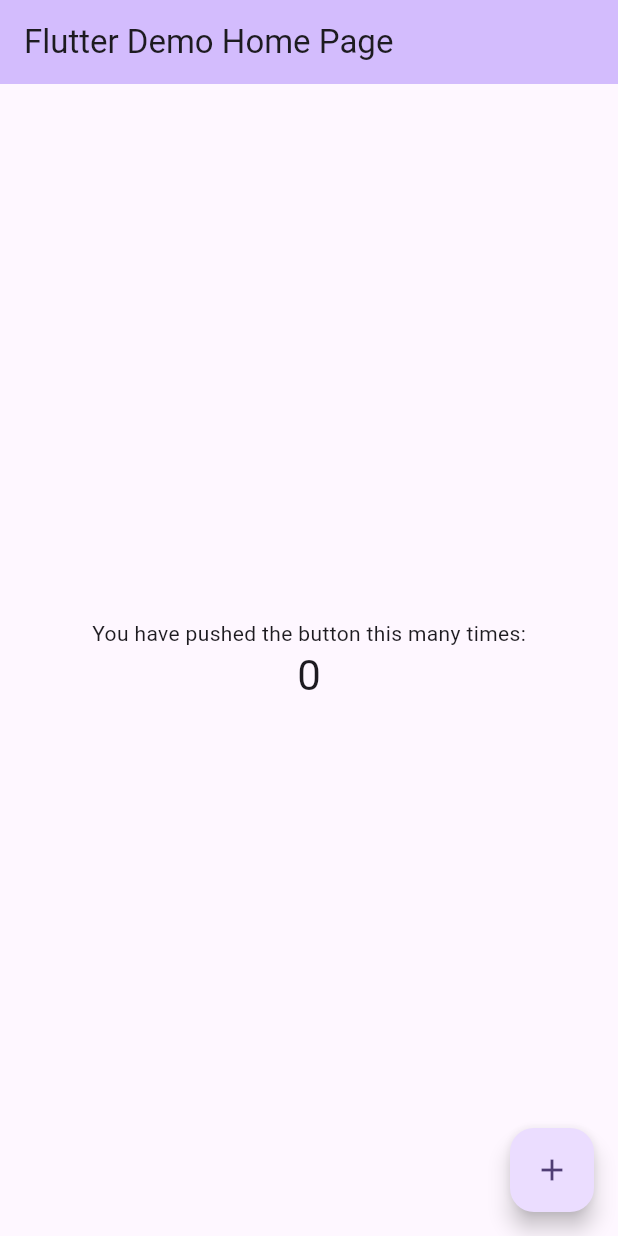
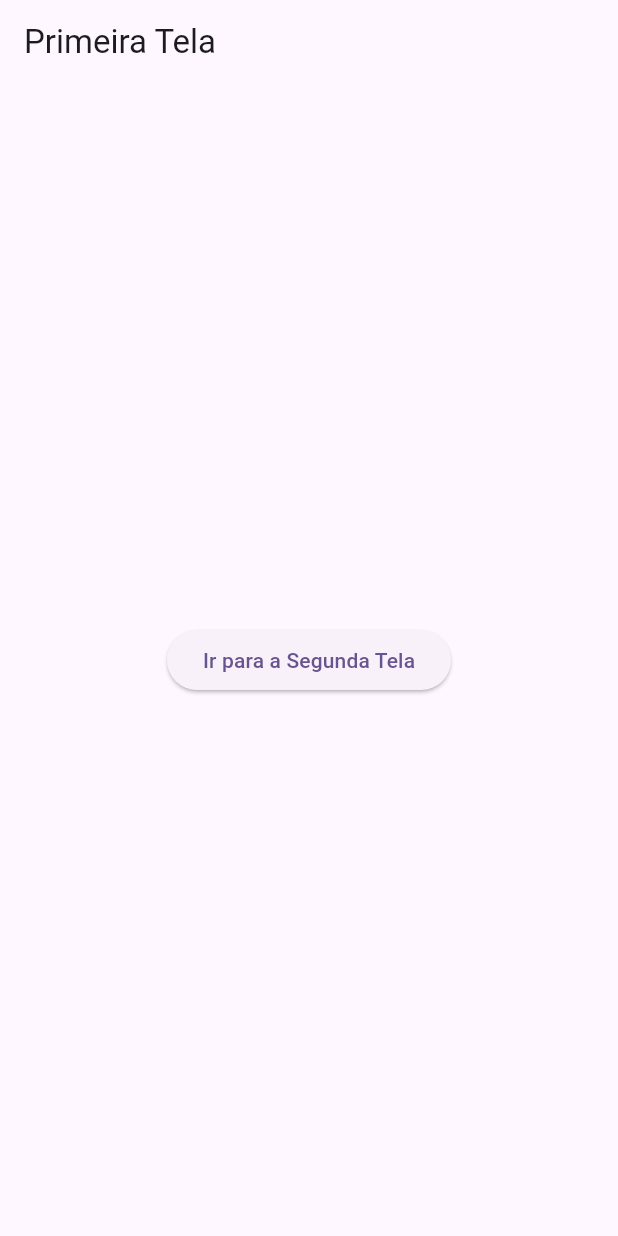
Before and after one commit to Erysilva98/WorkSpace_Flutter, a Flutter app: the screen it shows after launch, on a phone screen of 412 x 824 dp. Run offline on Flutter 3.47's test engine with Material 3 defaults, Android fonts, the phone set to English and light mode, and no system bars.

Commit message:
Navegação entre as telas

```diff
--- a/NavTelas/app/lib/main.dart
+++ b/NavTelas/app/lib/main.dart
@@ -1,125 +1,22 @@
 import 'package:flutter/material.dart';
+import 'views/primeiraTela.dart';
 
 void main() {
   runApp(const MyApp());
 }
 
 class MyApp extends StatelessWidget {
-  const MyApp({super.key});
+  const MyApp({Key? key}) : super(key: key);
 
-  // This widget is the root of your application.
   @override
   Widget build(BuildContext context) {
     return MaterialApp(
-      title: 'Flutter Demo',
+      title: 'Navegação',
       theme: ThemeData(
-        // This is the theme of your application.
-        //
-        // TRY THIS: Try running your application with "flutter run". You'll see
-        // the application has a purple toolbar. Then, without quitting the app,
-        // try changing the seedColor in the colorScheme below to Colors.green
-        // and then invoke "hot reload" (save your changes or press the "hot
-        // reload" button in a Flutter-supported IDE, or press "r" if you used
-        // the command line to start the app).
-        //
-        // Notice that the counter didn't reset back to zero; the application
-        // state is not lost during the reload. To reset the state, use hot
-        // restart instead.
-        //
-        // This works for code too, not just values: Most code changes can be
-        // tested with just a hot reload.
         colorScheme: ColorScheme.fromSeed(seedColor: Colors.deepPurple),
         useMaterial3: true,
       ),
-      home: const MyHomePage(title: 'Flutter Demo Home Page'),
+      home: const PrimeiraTela(),
     );
   }
 }
-
-class MyHomePage extends StatefulWidget {
-  const MyHomePage({super.key, required this.title});
-
-  // This widget is the home page of your application. It is stateful, meaning
-  // that it has a State object (defined below) that contains fields that affect
-  // how it looks.
-
-  // This class is the configuration for the state. It holds the values (in this
-  // case the title) provided by the parent (in this case the App widget) and
-  // used by the build method of the State. Fields in a Widget subclass are
-  // always marked "final".
-
-  final String title;
-
-  @override
-  State<MyHomePage> createState() => _MyHomePageState();
-}
-
-class _MyHomePageState extends State<MyHomePage> {
-  int _counter = 0;
-
-  void _incrementCounter() {
-    setState(() {
-      // This call to setState tells the Flutter framework that something has
-      // changed in this State, which causes it to rerun the build method below
-      // so that the display can reflect the updated values. If we changed
-      // _counter without calling setState(), then the build method would not be
-      // called again, and so nothing would appear to happen.
-      _counter++;
-    });
-  }
-
-  @override
-  Widget build(BuildContext context) {
-    // This method is rerun every time setState is called, for instance as done
-    // by the _incrementCounter method above.
-    //
-    // The Flutter framework has been optimized to make rerunning build methods
-    // fast, so that you can just rebuild anything that needs updating rather
-    // than having to individually change instances of widgets.
-    return Scaffold(
-      appBar: AppBar(
-        // TRY THIS: Try changing the color here to a specific color (to
-        // Colors.amber, perhaps?) and trigger a hot reload to see the AppBar
-        // change color while the other colors stay the same.
-        backgroundColor: Theme.of(context).colorScheme.inversePrimary,
-        // Here we take the value from the MyHomePage object that was created by
-        // the App.build method, and use it to set our appbar title.
-        title: Text(widget.title),
-      ),
-      body: Center(
-        // Center is a layout widget. It takes a single child and positions it
-        // in the middle of the parent.
-        child: Column(
-          // Column is also a layout widget. It takes a list of children and
-          // arranges them vertically. By default, it sizes itself to fit its
-          // children horizontally, and tries to be as tall as its parent.
-          //
-          // Column has various properties to control how it sizes itself and
-          // how it positions its children. Here we use mainAxisAlignment to
-          // center the children vertically; the main axis here is the vertical
-          // axis because Columns are vertical (the cross axis would be
-          // horizontal).
-          //
-          // TRY THIS: Invoke "debug painting" (choose the "Toggle Debug Paint"
-          // action in the IDE, or press "p" in the console), to see the
-          // wireframe for each widget.
-          mainAxisAlignment: MainAxisAlignment.center,
-          children: <Widget>[
-            const Text(
-              'You have pushed the button this many times:',
-            ),
-            Text(
-              '$_counter',
-              style: Theme.of(context).textTheme.headlineMedium,
-            ),
-          ],
-        ),
-      ),
-      floatingActionButton: FloatingActionButton(
-        onPressed: _incrementCounter,
-        tooltip: 'Increment',
-        child: const Icon(Icons.add),
-      ), // This trailing comma makes auto-formatting nicer for build methods.
-    );
-  }
-}
--- /dev/null
+++ b/NavTelas/app/lib/views/primeiraTela.dart
@@ -0,0 +1,26 @@
+import 'package:flutter/material.dart';
+import 'segundaTela.dart';
+
+class PrimeiraTela extends StatelessWidget {
+  const PrimeiraTela({Key? key}) : super(key: key);
+
+  @override
+  Widget build(BuildContext context) {
+    return Scaffold(
+      appBar: AppBar(
+        title: const Text('Primeira Tela'),
+      ),
+      body: Center(
+        child: ElevatedButton(
+          onPressed: () {
+            Navigator.push(
+              context,
+              MaterialPageRoute(builder: (context) => const SegundaTela()),
+            );
+          },
+          child: const Text('Ir para a Segunda Tela'),
+        ),
+      ),
+    );
+  }
+}
```
Also changed, not shown: NavTelas/app/lib/views/segundaTela.dart (added, +22 -0 lines).
